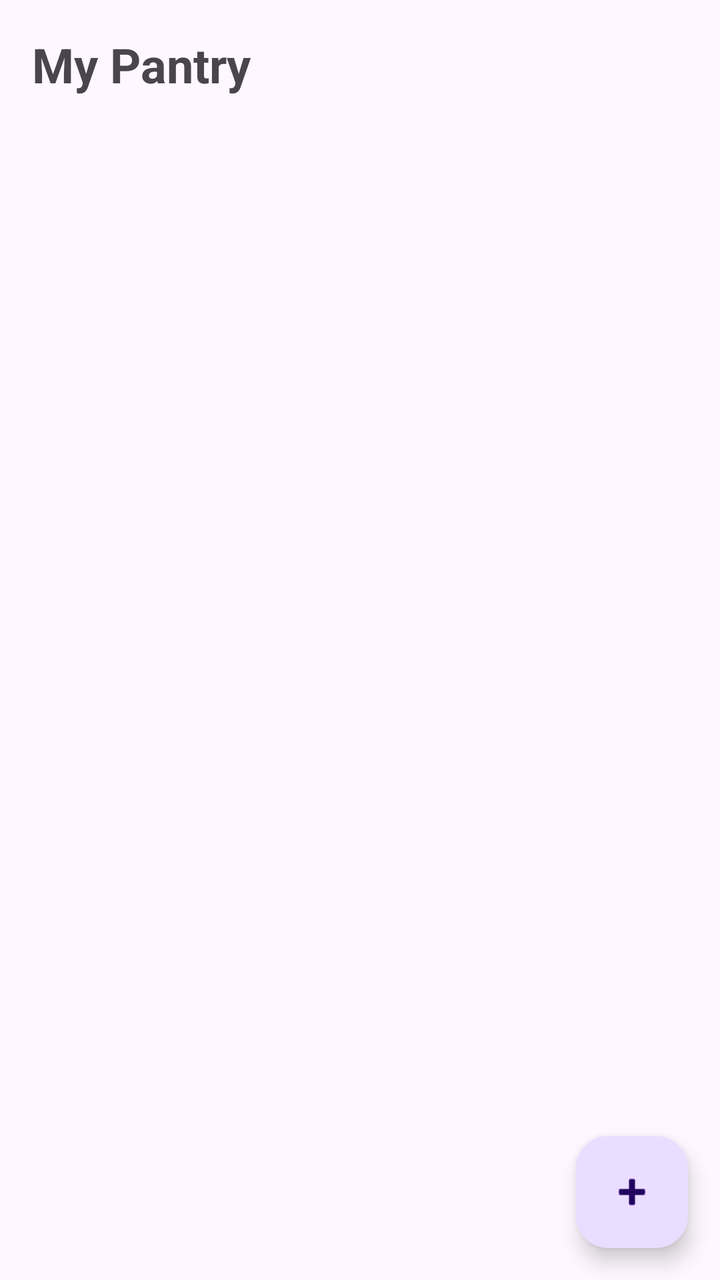
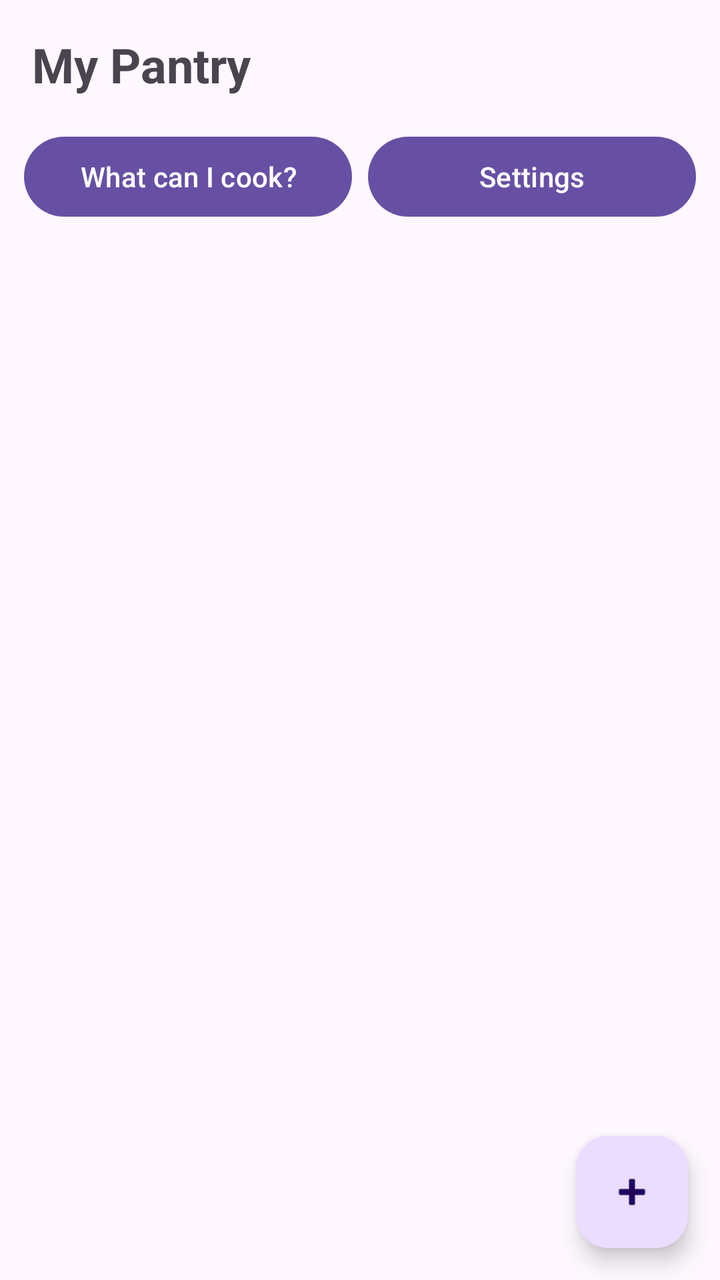

Compare the two renders of this Android layout. The source of the first and the diff that turns it into the second are given below.
<!-- AndroidManifest.xml: application theme Theme.SmartPantryManager -->
<!-- res/layout/activity_main.xml -->
<?xml version="1.0" encoding="utf-8"?>
<LinearLayout xmlns:android="http://schemas.android.com/apk/res/android"
    android:id="@+id/main"
    android:layout_width="match_parent"
    android:layout_height="match_parent"
    android:orientation="vertical">

    <TextView
        android:layout_width="match_parent"
        android:layout_height="wrap_content"
        android:padding="16dp"
        android:text="My Pantry"
        android:textSize="24sp"
        android:textStyle="bold" />

    <FrameLayout
        android:layout_width="match_parent"
        android:layout_height="0dp"
        android:layout_weight="1">

        <androidx.recyclerview.widget.RecyclerView
            android:id="@+id/recyclerPantry"
            android:layout_width="match_parent"
            android:layout_height="match_parent" />

        <TextView
            android:id="@+id/emptyView"
            android:layout_width="wrap_content"
            android:layout_height="wrap_content"
            android:layout_gravity="center"
            android:gravity="center"
            android:text="Your pantry is empty.\nTap + to add an ingredient."
            android:textSize="16sp"
            android:visibility="gone" />

        <com.google.android.material.floatingactionbutton.FloatingActionButton
            android:id="@+id/fabAdd"
            android:layout_width="wrap_content"
            android:layout_height="wrap_content"
            android:layout_gravity="bottom|end"
            android:layout_margin="16dp"
            android:contentDescription="Add ingredient"
            android:src="@android:drawable/ic_input_add" />
    </FrameLayout>
</LinearLayout>
<!-- resources referenced by this layout -->
<resources>
  <style name="Theme.SmartPantryManager" parent="Base.Theme.SmartPantryManager" />
  <style name="Base.Theme.SmartPantryManager" parent="Theme.Material3.DayNight.NoActionBar">
          
          
      </style>
</resources>

<!-- the commit's change to res/layout/activity_main.xml (unified diff, before → after) -->
@@ -12,6 +12,28 @@
         android:text="My Pantry"
         android:textSize="24sp"
         android:textStyle="bold" />
+
+    <LinearLayout
+        android:layout_width="match_parent"
+        android:layout_height="wrap_content"
+        android:orientation="horizontal"
+        android:paddingHorizontal="12dp">
+
+        <Button
+            android:id="@+id/btnSuggest"
+            android:layout_width="0dp"
+            android:layout_height="wrap_content"
+            android:layout_weight="1"
+            android:text="What can I cook?" />
+
+        <Button
+            android:id="@+id/btnSettings"
+            android:layout_width="0dp"
+            android:layout_height="wrap_content"
+            android:layout_marginStart="8dp"
+            android:layout_weight="1"
+            android:text="Settings" />
+    </LinearLayout>
 
     <FrameLayout
         android:layout_width="match_parent"
